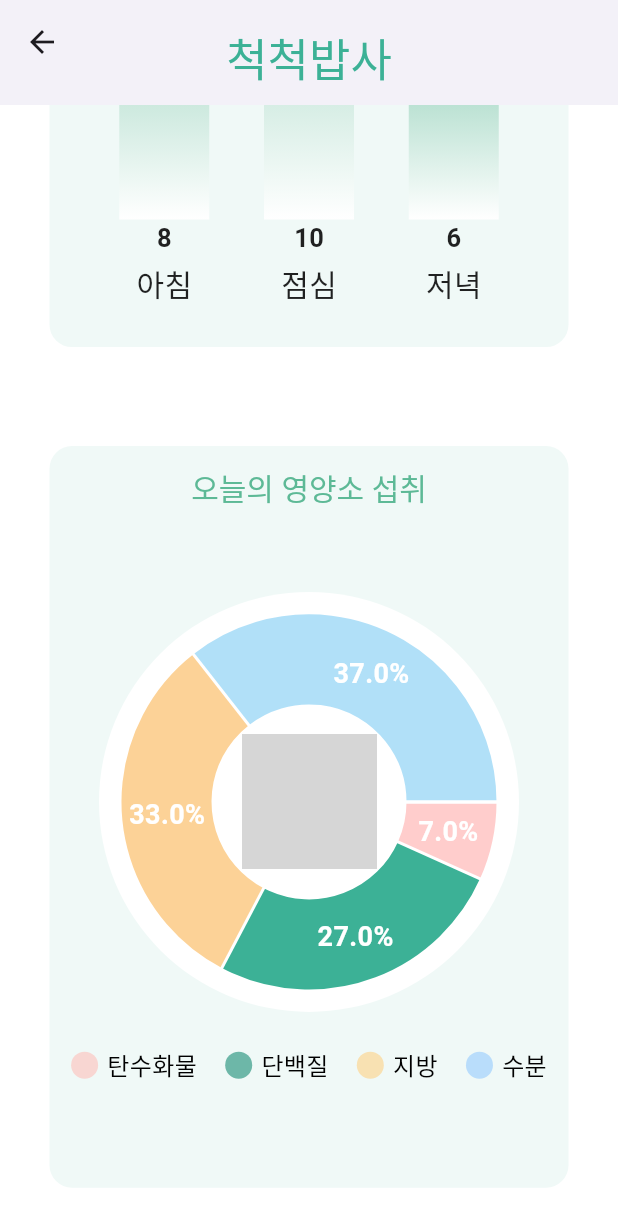
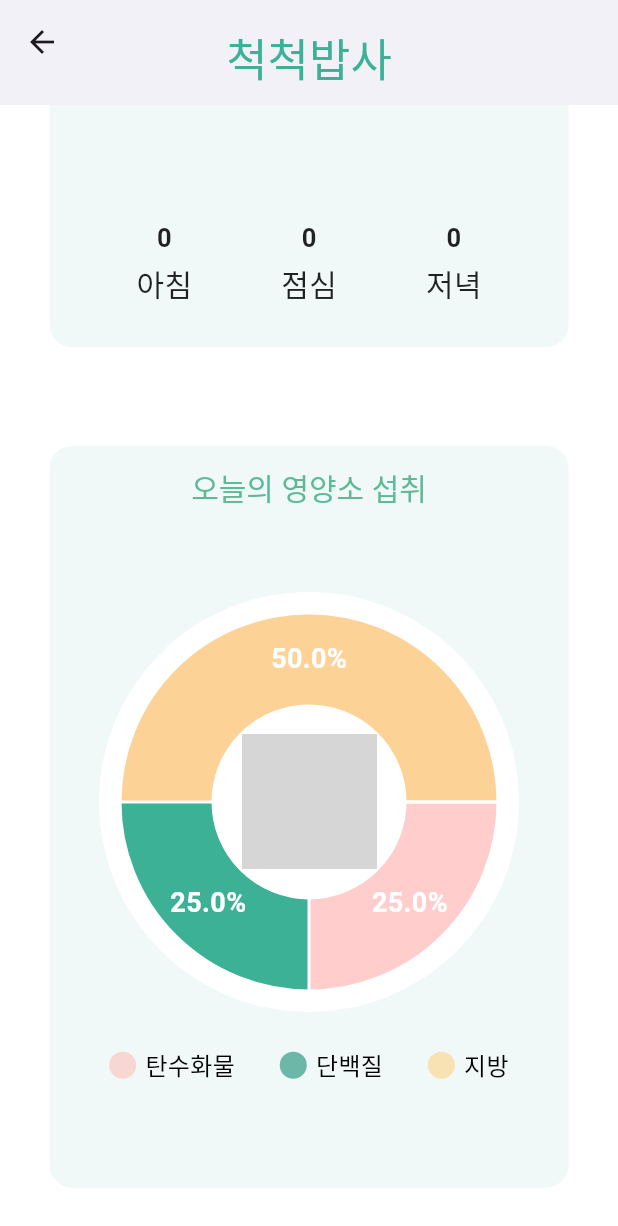
Before and after one commit to 25-1AlphaProject/Frontend, a Flutter app: the ReportMain screen opened directly, scrolled down 366 dp, on a phone screen of 412 x 824 dp. Shown: the top 1226 px of the screen. Run offline on Flutter 3.47's test engine with Material 3 defaults, Android fonts, the phone set to English and light mode, and no system bars; drawn by our look-alikes of fl_chart; our stand-ins replace card_swiper, image_picker, percent_indicator, shared_preferences, timer_builder; missing offline and left inert: gradient_elevated_button, string_similarity; accounts and stored records are empty; network calls fail; Roboto replaces fonts that are missing (Pretendard-regular, yg-jalnan); grey boxes are pictures that could not be loaded.

Commit message:
FEAT : final

```diff
--- /dev/null
+++ b/alpha_front/lib/Management/nutrientM.dart
@@ -0,0 +1,74 @@
+import 'package:alpha_front/report/report_main.dart';
+import 'package:alpha_front/services/api_service.dart';
+import 'package:flutter/cupertino.dart';
+
+
+class Nutrientm extends StatefulWidget {
+  final String mealDate;
+  const Nutrientm({super.key, required this.mealDate});
+
+  @override
+  State<Nutrientm> createState() => _NutrientmState();
+}
+
+class _NutrientmState extends State<Nutrientm> {
+  Map<String, double> nutrientRatios = {
+    'carbohydrate': 25,
+    'protein': 25,
+    'fat': 50,
+  };
+
+  @override
+  void initState() {
+    super.initState();
+    _loadRealEatKcal();
+  }
+
+  Future<void> _loadRealEatKcal() async {
+    try {
+      List<dynamic> rawData = await ApiService.fetchkcalData(widget.mealDate);
+
+      double totalKcal = 0;
+      double totalCarb = 0;
+      double totalProtein = 0;
+      double totalFat = 0;
+
+      for (final meal in rawData) {
+        if (meal is! Map<String, dynamic>) continue;
+
+        double kcal = (meal['kcal'] ?? 0).toDouble();
+        double carb = (meal['carbohydrate'] ?? 0).toDouble();
+        double protein = (meal['protein'] ?? 0).toDouble();
+        double fat = (meal['fat'] ?? 0).toDouble();
+
+        totalKcal += kcal;
+        totalCarb += carb;
+        totalProtein += protein;
+        totalFat += fat;
+      }
+
+      double carbRatio = totalKcal > 0 ? ((totalCarb * 4) / totalKcal * 100) : 0;
+      double proteinRatio = totalKcal > 0 ? ((totalProtein * 4) / totalKcal * 100) : 0;
+      double fatRatio = totalKcal > 0 ? ((totalFat * 9) / totalKcal * 100) : 0;
+
+      setState(() {
+        nutrientRatios = {
+          'carbohydrate': carbRatio,
+          'protein': proteinRatio,
+          'fat': fatRatio,
+        };
+      });
+    } catch (e) {
+      debugPrint('fetchkcalData 실패: $e');
+    }
+  }
+
+  @override
+  Widget build(BuildContext context) {
+    return PieChartExample(
+      carbRatio: nutrientRatios['carbohydrate']!,
+      proteinRatio: nutrientRatios['protein']!,
+      fatRatio: nutrientRatios['fat']!,
+    );
+  }
+}
--- a/alpha_front/lib/report/report_main.dart
+++ b/alpha_front/lib/report/report_main.dart
@@ -1,31 +1,41 @@
+import 'package:alpha_front/Management/nutrientM.dart';
 import 'package:alpha_front/widgets/base_app_bar.dart';
 import 'package:fl_chart/fl_chart.dart';
 import 'package:flutter/material.dart';
+import 'package:intl/intl.dart';
 
 class PieChartExample extends StatelessWidget {
-  const PieChartExample({super.key});
+  final double carbRatio;
+  final double proteinRatio;
+  final double fatRatio;
+
+  const PieChartExample({
+    super.key,
+    required this.carbRatio,
+    required this.proteinRatio,
+    required this.fatRatio,
+  });
 
   @override
   Widget build(BuildContext context) {
     final List<_NutrientSection> data = [
-      _NutrientSection('탄수화물', 7, const Color(0xffFFCDCC)),
-      _NutrientSection('단백질', 27, const Color(0xff3CB196)),
-      _NutrientSection('지방', 33, const Color(0xffFCD297)),
-      _NutrientSection('수분', 37, const Color(0xffB1E0F8)),
+      _NutrientSection('탄수화물', carbRatio, const Color(0xffFFCDCC)),
+      _NutrientSection('단백질', proteinRatio, const Color(0xff3CB196)),
+      _NutrientSection('지방', fatRatio, const Color(0xffFCD297)),
     ];
 
     final List<PieChartSectionData> sections = List.generate(data.length, (i) {
       return PieChartSectionData(
-        value: data[i].percent.toDouble(),
+        value: data[i].percent,
         color: data[i].color,
         title: '${data[i].percent.toStringAsFixed(1)}%',
-        titleStyle: TextStyle(
+        titleStyle: const TextStyle(
           fontSize: 18,
           fontWeight: FontWeight.bold,
           color: Colors.white,
         ),
         radius: 60,
-        titlePositionPercentageOffset: 0.5, // 퍼센트 텍스트 위치 조정
+        titlePositionPercentageOffset: 0.5,
       );
     });
 
@@ -38,7 +48,7 @@ class PieChartExample extends StatelessWidget {
             Container(
               width: 280,
               height: 280,
-              decoration: BoxDecoration(
+              decoration: const BoxDecoration(
                 shape: BoxShape.circle,
                 color: Colors.white,
               ),
@@ -65,23 +75,20 @@ class PieChartExample extends StatelessWidget {
             ),
           ],
         ),
-        SizedBox(height: 24),
-        Row(
+        const SizedBox(height: 24),
+        const Row(
           mainAxisAlignment: MainAxisAlignment.spaceEvenly,
           children: [
-            _LegendItem(color: const Color(0xffF8D6D2), label: '탄수화물'),
-            SizedBox(width: 10),
-            _LegendItem(color: const Color(0xff6DB7A8), label: '단백질'),
-            SizedBox(width: 10),
-            _LegendItem(color: const Color(0xffF8E1B2), label: '지방'),
-            SizedBox(width: 10),
-            _LegendItem(color: const Color(0xffB9DDFB), label: '수분'),
+            _LegendItem(color: Color(0xffF8D6D2), label: '탄수화물'),
+            _LegendItem(color: Color(0xff6DB7A8), label: '단백질'),
+            _LegendItem(color: Color(0xffF8E1B2), label: '지방'),
           ],
         ),
       ],
     );
   }
 }
+
 
 // 데이터 구조
 class _NutrientSection {
@@ -131,10 +138,27 @@ class ReportMain extends StatefulWidget {
 }
 
 class _ReportMainState extends State<ReportMain> {
-  final List<double> yValues = [8, 10, 6]; // 아침, 점심, 저녁 값
+  double breakfastKcal = 0;
+  double lunchKcal = 0;
+  double dinnerKcal = 0;
+
+    void updateKcal(String mealType, int kcal) {
+    setState(() {
+      if (mealType == "아침") {
+        breakfastKcal = kcal.toDouble();
+      } else if (mealType == "점심") {
+        lunchKcal = kcal.toDouble();
+      } else if (mealType == "저녁") {
+        dinnerKcal = kcal.toDouble();
+      }
+    });
+  }
 
   @override
   Widget build(BuildContext context) {
+
+      List<double> yValues = [breakfastKcal, lunchKcal, dinnerKcal];
+
     return Scaffold(
       backgroundColor: Colors.white,
       appBar: BaseAppbar(),
@@ -148,7 +172,7 @@ class _ReportMainState extends State<ReportMain> {
             ),
             _buildCard(
               title: '오늘의 영양소 섭취',
-              child: PieChartExample(),
+              child: Nutrientm(mealDate: DateFormat('yyyy-MM-dd').format(DateTime.now())),
               gap: 0,
             ),
           ],
--- a/alpha_front/lib/widgets/dietManagement.dart
+++ b/alpha_front/lib/widgets/dietManagement.dart
@@ -46,6 +46,11 @@ class _DietManagementWidgetState extends State<DietManagementWidget> {
     }
 
     return GestureDetector(
+        onTap: () {
+          if (widget.onEdit != null) {
+            widget.onEdit!(); // onEdit 콜백 호출 (예: ReportMain에서 kcal 업데이트)
+          }
+        },
       child: Container(
         width: 326,
         height: 300,
```
Also changed, not shown: alpha_front/lib/Home/home.dart (+16 -54 lines), alpha_front/lib/meal/meal_edit.dart (+31 -14 lines).
